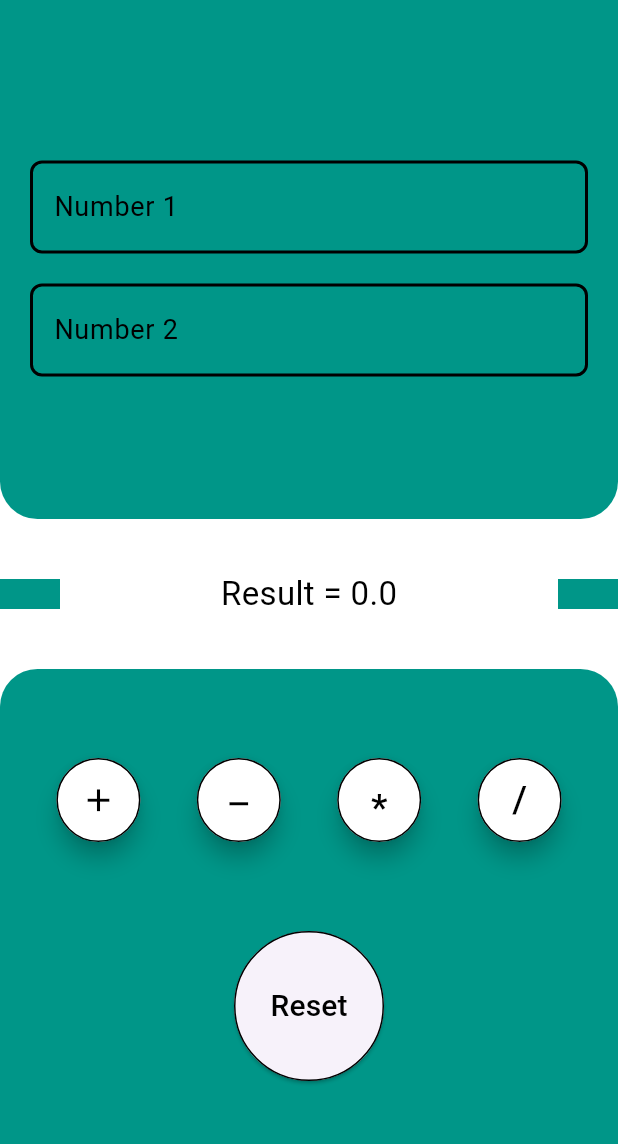
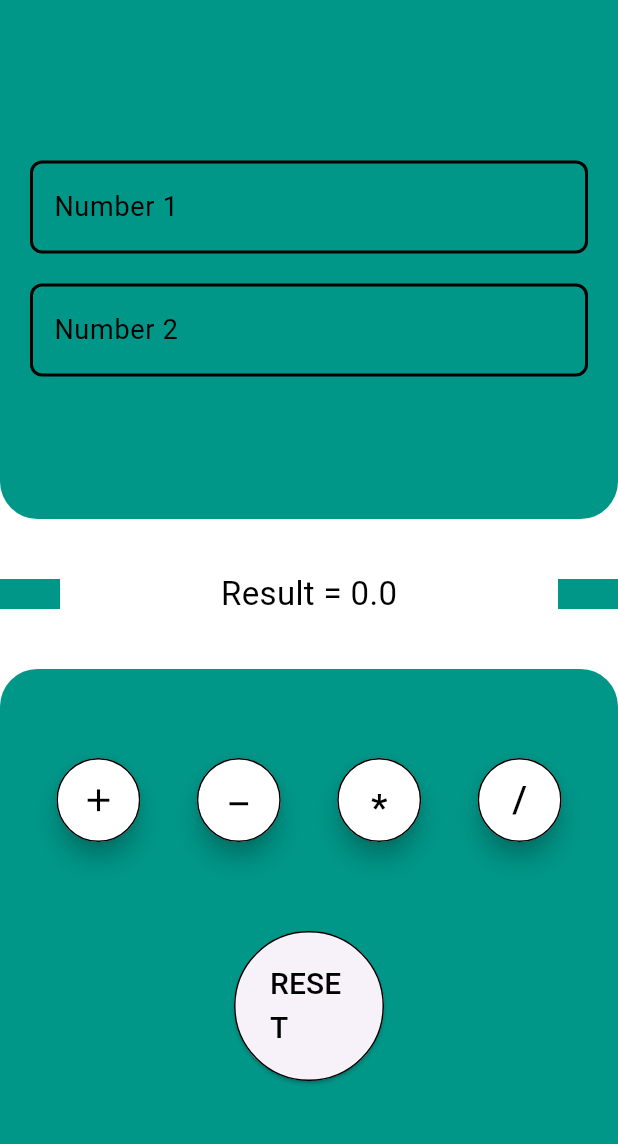
Before and after one commit to noureddineMohamed/Calculator-Array-Project, a Flutter app: the screen it shows after launch, on a phone screen of 412 x 824 dp, the part 66-1210 px from its top. Run offline on Flutter 3.47's test engine with Material 3 defaults, Android fonts, the phone set to English and light mode, and no system bars.

Commit message:
second commit

```diff
--- a/lib/main.dart
+++ b/lib/main.dart
@@ -258,7 +258,7 @@ class _MyWidgetState extends State<HomePage> {
                       setState(() {});
                     },
                     child: Text(
-                      'Reset',
+                      'RESET',
                       style: TextStyle(
                         color: Colors.black,
                         fontSize: 20,
```
